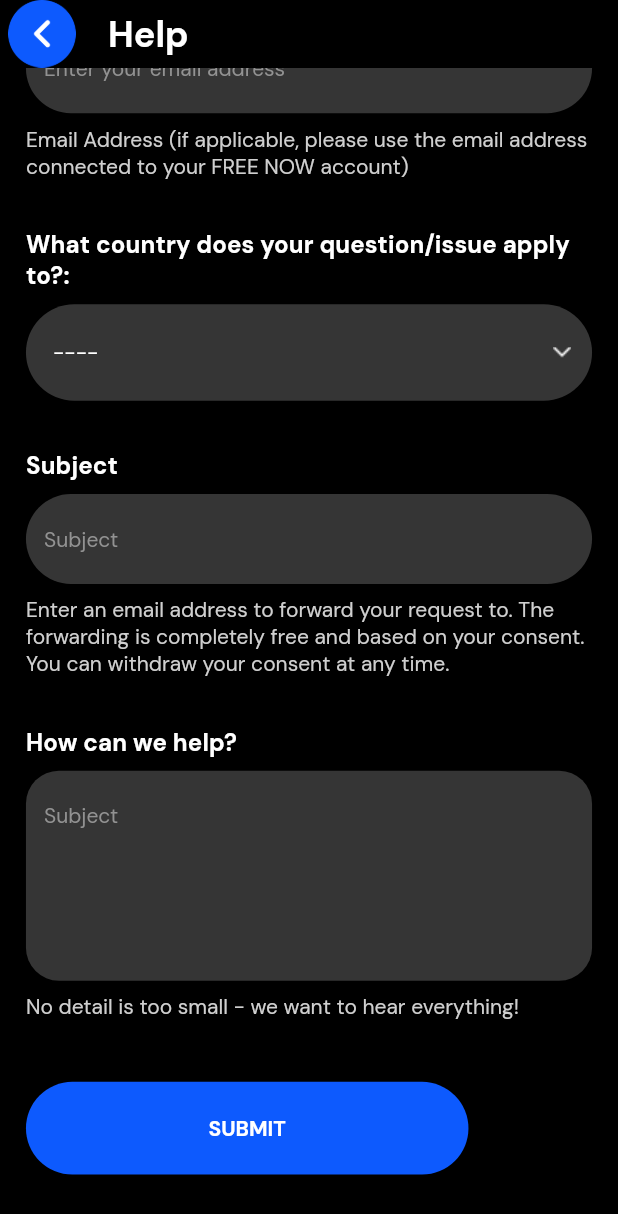
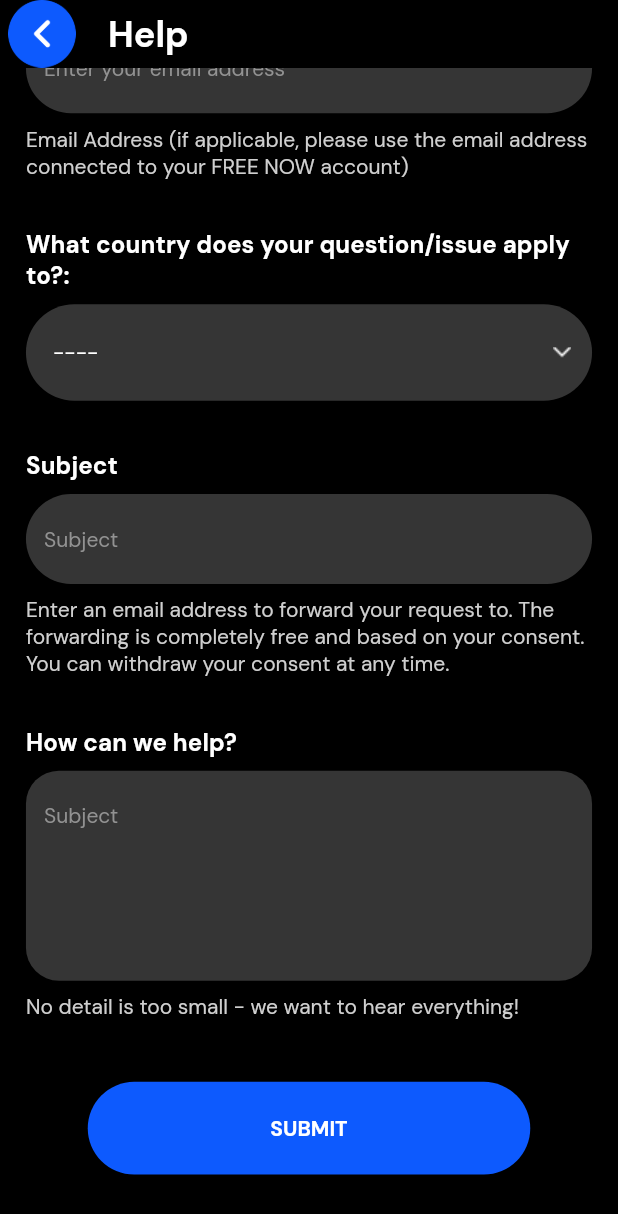
Before and after one commit to Apptesting7260/Flikka_New, a Flutter app: the HelpSection screen opened directly, scrolled down 129 dp, on a phone screen of 412 x 824 dp. Shown: the top 1214 px of the screen. Run offline on Flutter 3.47's test engine with Material 3 defaults, Android fonts, the phone set to English and light mode, and no system bars; drawn by our look-alikes of dropdown_button2; our stand-ins replace cached_network_image, chewie, cloud_firestore, country_picker, dotted_border, file_picker and 30 more; missing offline and left inert: audio_waveforms, clipboard, fast_contacts, flutter_downloader, new_pinput, omni_datetime_picker and 4 more; accounts and stored records are empty; network calls fail; project files that could hold a hidden picture were left out.

Commit message:
home changes

```diff
--- a/lib/Job Seeker/SeekerBottomNavigationBar/tab_bar.dart
+++ b/lib/Job Seeker/SeekerBottomNavigationBar/tab_bar.dart
@@ -19,6 +19,7 @@ import '../../controllers/SeekerForumController/SeekerForumDataController.dart';
 import '../../controllers/SeekerGetAllSkillsController/SeekerGetAllSkillsController.dart';
 import '../../controllers/SeekerMapJobsController/SeekerMapJobsController.dart';
 import '../../controllers/SeekerNotificationDataViewController/SeekerNotificationViewDataController.dart';
+import '../../controllers/SeekerViewInterviewAllController/SeekerViewInterviewAllController.dart';
 import '../../controllers/ViewLanguageController/ViewLanguageController.dart';
 import '../../controllers/ViewSeekerProfileController/ViewSeekerProfileController.dart';
 import '../../controllers/ViewSeekerProfileController/ViewSeekerProfileControllerr.dart';
@@ -61,6 +62,7 @@ class _TabScreenState extends State<TabScreen> {
   ContactController contactController = Get.put(ContactController()) ;
   SeekerViewNotificationController SeekerViewNotificationControllerInstanse = Get.put(SeekerViewNotificationController()) ;
   SeekerEarningController seekerEarningController = Get.put(SeekerEarningController());
+  SeekerViewInterviewAllController interviewListController = Get.put(SeekerViewInterviewAllController()) ;
   var data;
   final drawerKey = GlobalKey<ScaffoldState>();
 
@@ -83,6 +85,7 @@ class _TabScreenState extends State<TabScreen> {
     contactController.loadContacts() ;
     SeekerViewNotificationControllerInstanse.viewSeekerNotificationApi() ;
     seekerEarningController.seekerEarningApi();
+    interviewListController.seekerInterViewListApi();
   buildBottomNavBarItems =  [
       BottomNavigationBarItem(
           label: "",
--- a/lib/Job Seeker/help section/help.dart
+++ b/lib/Job Seeker/help section/help.dart
@@ -22,7 +22,6 @@ class _HelpSectionState extends State<HelpSection> {
         child: Scaffold(
           appBar: AppBar(
             backgroundColor: AppColors.black,
-            centerTitle: false,
             toolbarHeight: 45,
             title: Text("Help",style: Get.theme.textTheme.displayLarge?.copyWith(color: AppColors.white)),
             leading: InkWell(
@@ -175,9 +174,11 @@ class _HelpSectionState extends State<HelpSection> {
                 SizedBox(height: Get.height*.01,) ,
                 Text("No detail is too small - we want to hear everything!",style: Theme.of(context).textTheme.bodyLarge?.copyWith(color: Color(0xffCFCFCF)),),
                 SizedBox(height: Get.height*.05,) ,
-                MyButton(title: "SUBMIT", onTap1: () {
+                Center(
+                  child: MyButton(title: "SUBMIT", onTap1: () {
 
-                },),
+                  },),
+                ),
                 SizedBox(height: Get.height*.05,) ,
               ],
             ),
--- a/lib/controllers/SeenUnSeenPendingInterviewController/SeenUnSeenPendingInterviewController.dart
+++ b/lib/controllers/SeenUnSeenPendingInterviewController/SeenUnSeenPendingInterviewController.dart
@@ -1,5 +1,4 @@
 
-import 'package:flikka/controllers/SeekerViewInterviewAllController/SeekerViewInterviewAllController.dart';
 import 'package:flikka/models/SeenUnseenPendingInterviewModel/SeenUnSeenPendingInterviewModel.dart';
 import 'package:flikka/repository/Auth_Repository.dart';
 import 'package:flutter/material.dart';
@@ -11,9 +10,6 @@ class SeenUnSeenInterviewPendingController extends GetxController {
   final response = SeenUnseenPendingInterviewModel().obs ;
   RxString error = ''.obs;
   RxBool loading = false.obs ;
-
-   SeekerViewInterviewAllController interviewListController = Get.put(SeekerViewInterviewAllController()) ;
-  // TalentPoolController poolController = Get.put(TalentPoolController()) ;
 
   void seenUnSeenPendingInterviewAPi( BuildContext context, String? email){
     var data = {} ;
```
Also changed, not shown: lib/Job Recruiter/metting_list/metting_list_tabbar.dart (+11 -1 lines), lib/Job Seeker/SeekerDrawer/Drawer_page.dart (+3 -6 lines).
